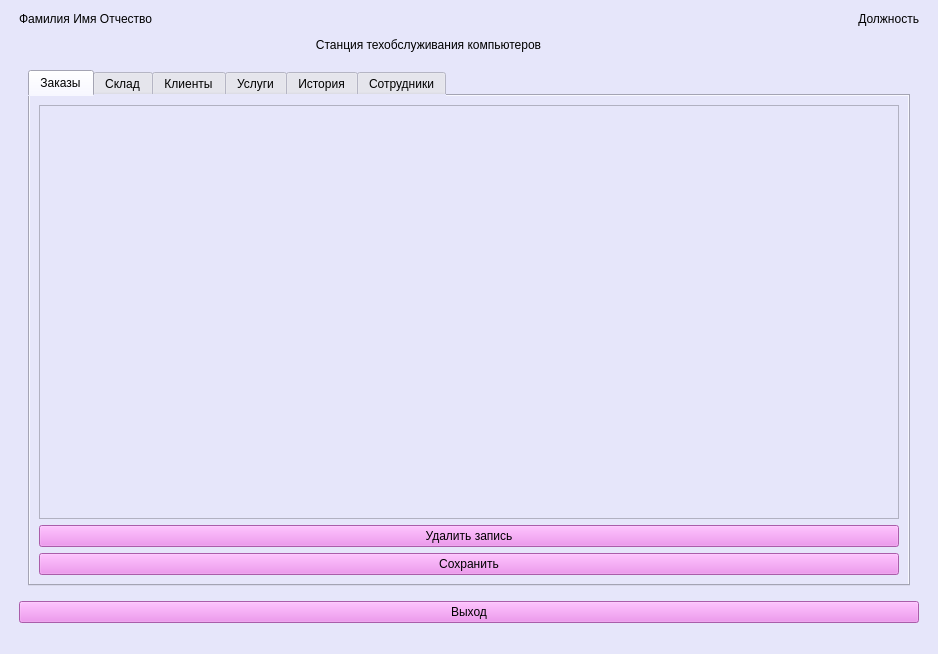
Above: forms/main.ui from Cr1sspY/STOK_diplom before the change. Below: the same form after it.
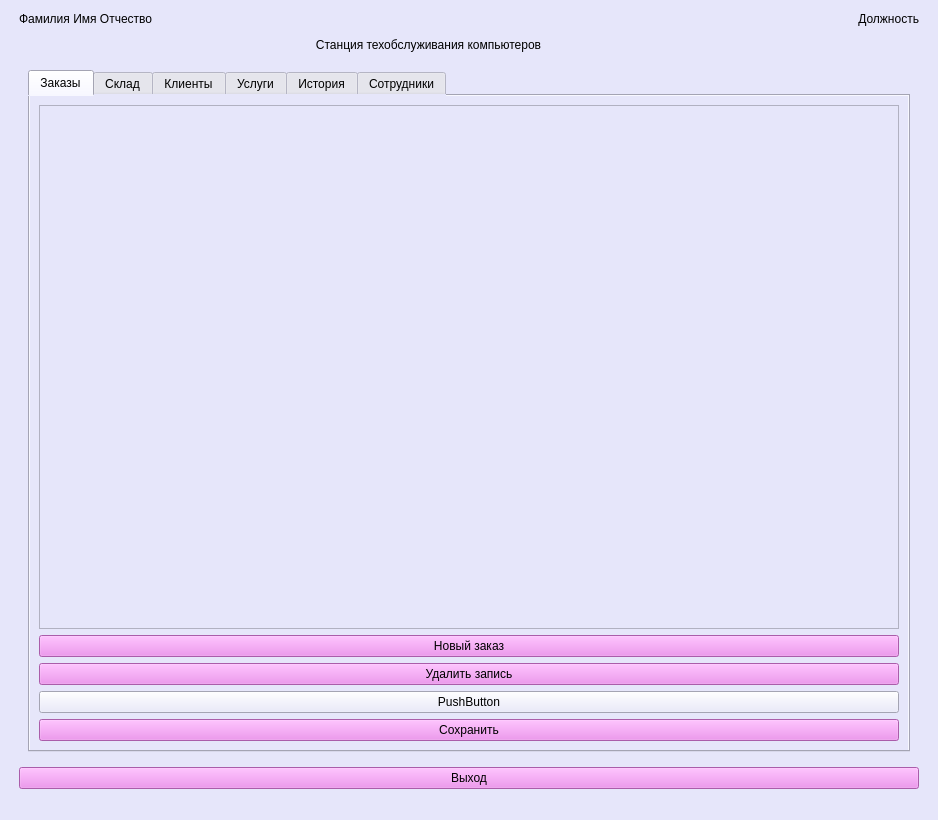
That is the form after the change. Icons and pictures are not drawn.

The edit to the form file:
```diff
--- a/forms/main.ui
+++ b/forms/main.ui
@@ -7,7 +7,7 @@
     <x>0</x>
     <y>0</y>
     <width>938</width>
-    <height>654</height>
+    <height>820</height>
    </rect>
   </property>
   <property name="windowTitle">
@@ -181,14 +181,7 @@
                   <string>Заказы</string>
                  </attribute>
                  <layout class="QGridLayout" name="gridLayout_4">
-                  <item row="0" column="0">
-                   <widget class="QTableWidget" name="order_table">
-                    <attribute name="horizontalHeaderStretchLastSection">
-                     <bool>true</bool>
-                    </attribute>
-                   </widget>
-                  </item>
-                  <item row="1" column="0">
+                  <item row="3" column="0">
                    <widget class="QPushButton" name="del_ord_btn">
                     <property name="styleSheet">
                      <string notr="true">background-color: rgb(238, 130, 238);</string>
@@ -198,7 +191,7 @@
                     </property>
                    </widget>
                   </item>
-                  <item row="2" column="0">
+                  <item row="5" column="0">
                    <widget class="QPushButton" name="save_ord_btn">
                     <property name="styleSheet">
                      <string notr="true">background-color: rgb(238, 130, 238);</string>
@@ -208,6 +201,30 @@
                     </property>
                    </widget>
                   </item>
+                  <item row="0" column="0">
+                   <widget class="QTableWidget" name="order_table">
+                    <attribute name="horizontalHeaderStretchLastSection">
+                     <bool>true</bool>
+                    </attribute>
+                   </widget>
+                  </item>
+                  <item row="1" column="0">
+                   <widget class="QPushButton" name="add_ord_btn">
+                    <property name="styleSheet">
+                     <string notr="true">background-color: rgb(238, 130, 238);</string>
+                    </property>
+                    <property name="text">
+                     <string>Новый заказ</string>
+                    </property>
+                   </widget>
+                  </item>
+                  <item row="4" column="0">
+                   <widget class="QPushButton" name="upd_ord_btn">
+                    <property name="text">
+                     <string>PushButton</string>
+                    </property>
+                   </widget>
+                  </item>
                  </layout>
                 </widget>
                 <widget class="QWidget" name="admin_warehouse_tab">
```
Left out of the diff: 39 changed lines with no effect on the pictures.
